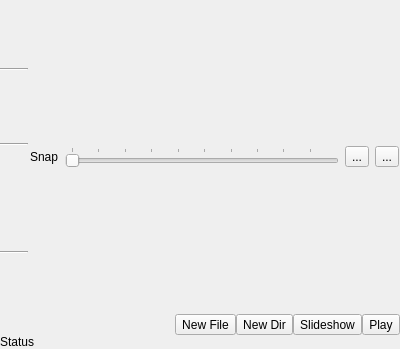
This is lumina-fm/widgets/DirWidget.ui in lumina-desktop/lumina as Qt 5 draws it before an edit. The edited form follows.
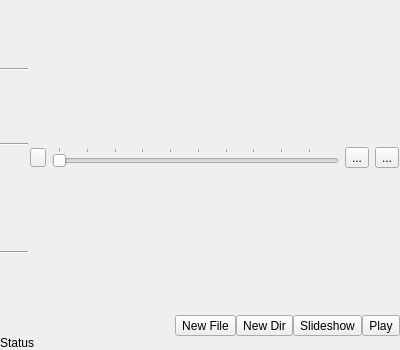
This is the edited form.

Commit message: Convert the ZFS snapshot timestamp label into a button with a dropdown menu of all the snapshots by name (same time-ordered list: oldest->newest). This allows the user to go into a specific snapshot instead of using the time slider.

What changed in the file:
```diff
--- a/lumina-fm/widgets/DirWidget.ui
+++ b/lumina-fm/widgets/DirWidget.ui
@@ -7,7 +7,7 @@
     <x>0</x>
     <y>0</y>
     <width>400</width>
-    <height>349</height>
+    <height>350</height>
    </rect>
   </property>
   <property name="minimumSize">
@@ -157,9 +157,24 @@
          <number>1</number>
         </property>
         <item>
-         <widget class="QLabel" name="label_snap">
+         <widget class="QToolButton" name="tool_snap">
+          <property name="sizePolicy">
+           <sizepolicy hsizetype="Preferred" vsizetype="Fixed">
+            <horstretch>0</horstretch>
+            <verstretch>0</verstretch>
+           </sizepolicy>
+          </property>
+          <property name="styleSheet">
+           <string notr="true">padding-right: 5px;</string>
+          </property>
           <property name="text">
-           <string notr="true">Snap</string>
+           <string notr="true"/>
+          </property>
+          <property name="popupMode">
+           <enum>QToolButton::InstantPopup</enum>
+          </property>
+          <property name="toolButtonStyle">
+           <enum>Qt::ToolButtonTextOnly</enum>
           </property>
          </widget>
         </item>
```
The commit also changes 2 other files.
